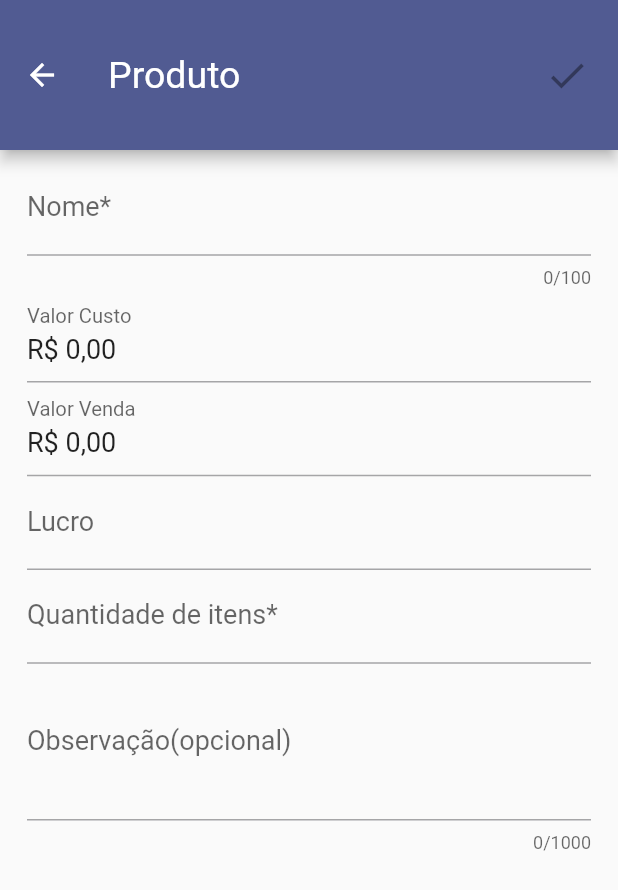
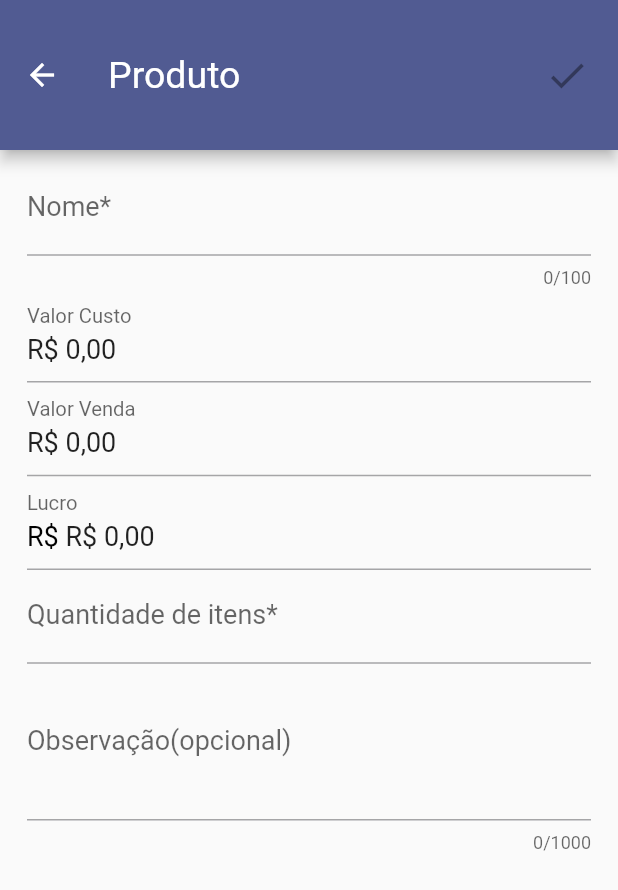
Before and after one commit to Jo-Analyst/app-kayke-barbearia, a Flutter app: the ProductFormPage screen opened directly, on a phone screen of 412 x 824 dp. Shown: the top 890 px of the screen. Run offline on Flutter 3.47's test engine with Material 2 defaults, Android fonts, the phone set to English and light mode, and no system bars; our stand-ins replace contacts_service, flutter_masked_text2, flutter_slidable, font_awesome_flutter, mask_text_input_formatter, permission_handler and 1 more; accounts and stored records are empty.

Commit message:
Implementado e consertando a função calculateProfit

```diff
--- a/lib/app/pages/product_form_page.dart
+++ b/lib/app/pages/product_form_page.dart
@@ -21,7 +21,14 @@ class _ProductFormPageState extends State<ProductFormPage> {
     setState(() {
       profitValue = saleValue - costValue;
     });
-    profitValueController.text = profitValue.toString();
+    profitValueController.text = profitValue.toStringAsFixed(2);
+  }
+
+  @override
+  void initState() {
+    super.initState();
+
+    profitValueController.text = "R\$ 0,00";
   }
 
   @override
@@ -97,7 +104,13 @@ class _ProductFormPageState extends State<ProductFormPage> {
               keyboardType: const TextInputType.numberWithOptions(
                 decimal: true,
               ),
-              decoration: const InputDecoration(labelText: "Lucro"),
+              decoration: const InputDecoration(
+                labelText: "Lucro",
+                prefix: Text(
+                  "R\$ ",
+                  style: TextStyle(color: Colors.black),
+                ),
+              ),
               style: const TextStyle(fontSize: 18),
             ),
             TextFormField(
```
